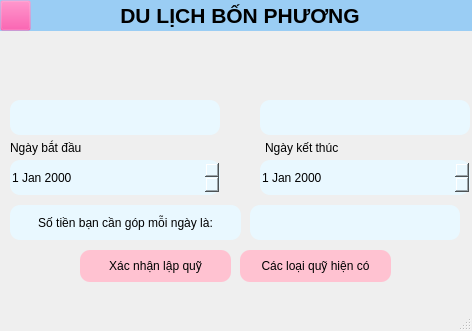
This is Muc_tieu_tai_chinh_DuLichBonPhuong.ui in tunvy313/KTLT as Qt 5 draws it before an edit. The edited form follows.
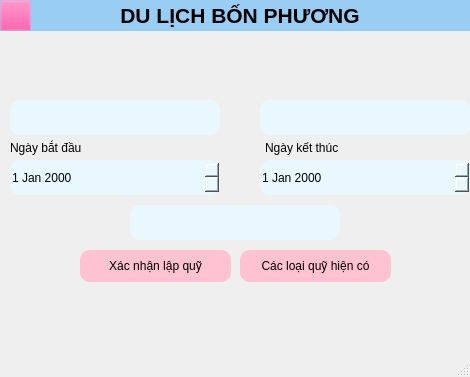
This is the edited form. Icons and pictures are not drawn.

Patch:
```diff
--- a/Muc_tieu_tai_chinh_DuLichBonPhuong.ui
+++ b/Muc_tieu_tai_chinh_DuLichBonPhuong.ui
@@ -6,8 +6,8 @@
    <rect>
     <x>0</x>
     <y>0</y>
-    <width>472</width>
-    <height>331</height>
+    <width>470</width>
+    <height>377</height>
    </rect>
   </property>
   <property name="windowTitle">
@@ -42,27 +42,6 @@
      <string>Ngày kết thúc</string>
     </property>
    </widget>
-   <widget class="QPushButton" name="btnTinhTien">
-    <property name="geometry">
-     <rect>
-      <x>10</x>
-      <y>205</y>
-      <width>231</width>
-      <height>35</height>
-     </rect>
-    </property>
-    <property name="styleSheet">
-     <string notr="true">background-color:#e9f8ff;
-border-radius:10px</string>
-    </property>
-    <property name="text">
-     <string>Số tiền bạn cần góp mỗi ngày là:</string>
-    </property>
-    <property name="icon">
-     <iconset>
-      <normaloff>../ic_calculator.png</normaloff>../ic_calculator.png</iconset>
-    </property>
-   </widget>
    <widget class="QLabel" name="label_3">
     <property name="geometry">
      <rect>
@@ -79,7 +58,7 @@
    <widget class="QLineEdit" name="txtSoTienCanGop">
     <property name="geometry">
      <rect>
-      <x>250</x>
+      <x>130</x>
       <y>205</y>
       <width>210</width>
       <height>35</height>
```
Left out of the diff: 2 changed lines with no effect on the pictures.
